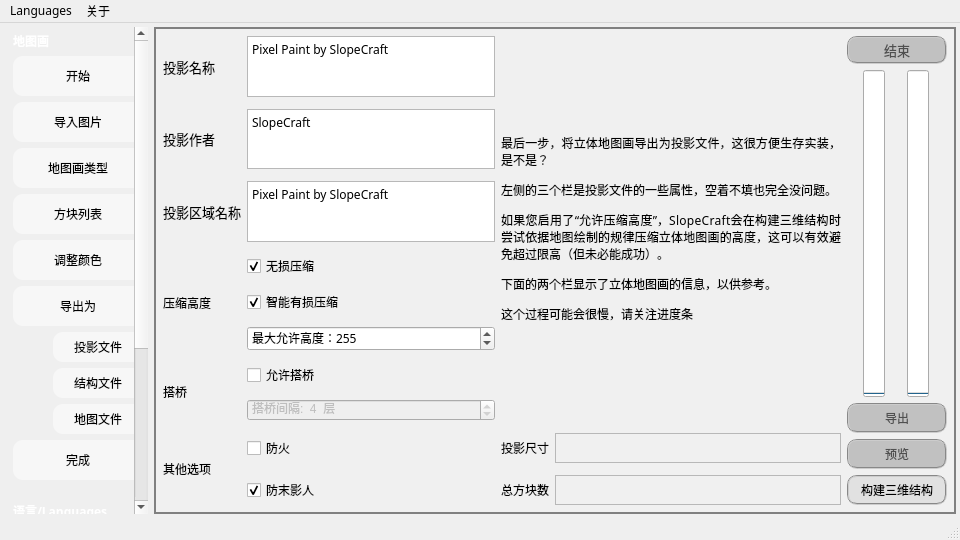
Old version of the form others/mainwindow.ui in the repository SlopeCraft/SlopeCraft.
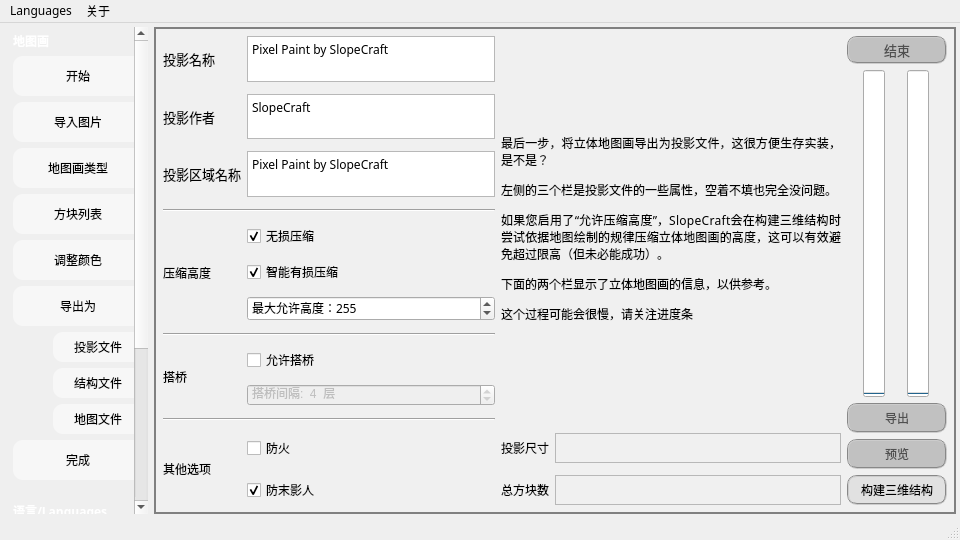
New version of the form. The open tabs and pages were chosen to show the change. Icons and pictures are not drawn.

Patch:
```diff
--- a/others/mainwindow.ui
+++ b/others/mainwindow.ui
@@ -578,7 +578,7 @@
        <enum>QFrame::Plain</enum>
       </property>
       <property name="currentIndex">
-       <number>0</number>
+       <number>5</number>
       </property>
       <widget class="QWidget" name="PageStart">
        <property name="styleSheet">
@@ -2293,85 +2293,15 @@
          <number>9</number>
         </property>
         <item>
-         <layout class="QGridLayout" name="gridLayout_2" rowstretch="0,0,0,0,0,0,0,0,0,0">
+         <layout class="QGridLayout" name="gridLayout_2" rowstretch="0,0,0,0,0,0,0,0,0,0,0,0,0,0">
           <property name="rightMargin">
            <number>0</number>
           </property>
           <property name="verticalSpacing">
            <number>12</number>
           </property>
-          <item row="1" column="0">
-           <widget class="QLabel" name="label_2">
-            <property name="font">
-             <font>
-              <family>微软雅黑</family>
-              <pointsize>10</pointsize>
-             </font>
-            </property>
-            <property name="text">
-             <string>投影作者</string>
-            </property>
-           </widget>
-          </item>
-          <item row="9" column="3">
-           <widget class="QLabel" name="ShowLiteBlocks">
-            <property name="minimumSize">
-             <size>
-              <width>0</width>
-              <height>30</height>
-             </size>
-            </property>
-            <property name="font">
-             <font>
-              <family>微软雅黑</family>
-             </font>
-            </property>
-            <property name="frameShape">
-             <enum>QFrame::StyledPanel</enum>
-            </property>
-            <property name="text">
-             <string/>
-            </property>
-           </widget>
-          </item>
-          <item row="3" column="0" rowspan="3">
-           <widget class="QLabel" name="label_34">
-            <property name="font">
-             <font>
-              <family>微软雅黑</family>
-             </font>
-            </property>
-            <property name="text">
-             <string>压缩高度</string>
-            </property>
-           </widget>
-          </item>
-          <item row="9" column="2">
-           <widget class="QLabel" name="label_5">
-            <property name="font">
-             <font>
-              <family>微软雅黑</family>
-             </font>
-            </property>
-            <property name="text">
-             <string>总方块数</string>
-            </property>
-           </widget>
-          </item>
-          <item row="8" column="2">
-           <widget class="QLabel" name="label_4">
-            <property name="font">
-             <font>
-              <family>微软雅黑</family>
-             </font>
-            </property>
-            <property name="text">
-             <string>投影尺寸</string>
-            </property>
-           </widget>
-          </item>
-          <item row="1" column="1">
-           <widget class="QPlainTextEdit" name="InputAuthor">
+          <item row="0" column="1">
+           <widget class="QPlainTextEdit" name="InputLiteName">
             <property name="sizePolicy">
              <sizepolicy hsizetype="Preferred" vsizetype="Minimum">
               <horstretch>0</horstretch>
@@ -2390,42 +2320,33 @@
              </font>
             </property>
             <property name="plainText">
-             <string>SlopeCraft</string>
+             <string>Pixel Paint by SlopeCraft</string>
+            </property>
+           </widget>
+          </item>
+          <item row="4" column="1">
+           <widget class="QCheckBox" name="AllowNaturalOpti">
+            <property name="font">
+             <font>
+              <family>微软雅黑</family>
+             </font>
+            </property>
+            <property name="text">
+             <string>无损压缩</string>
+            </property>
+            <property name="checked">
+             <bool>true</bool>
+            </property>
+           </widget>
+          </item>
+          <item row="7" column="0" colspan="2">
+           <widget class="Line" name="line_4">
+            <property name="orientation">
+             <enum>Qt::Horizontal</enum>
             </property>
            </widget>
           </item>
           <item row="6" column="1">
-           <widget class="QCheckBox" name="allowGlassBridge">
-            <property name="text">
-             <string>允许搭桥</string>
-            </property>
-           </widget>
-          </item>
-          <item row="8" column="1">
-           <widget class="QCheckBox" name="allowAntiFire">
-            <property name="text">
-             <string>防火</string>
-            </property>
-           </widget>
-          </item>
-          <item row="9" column="1">
-           <widget class="QCheckBox" name="allowAntiEnderman">
-            <property name="text">
-             <string>防末影人</string>
-            </property>
-            <property name="checked">
-             <bool>true</bool>
-            </property>
-           </widget>
-          </item>
-          <item row="6" column="0" rowspan="2">
-           <widget class="QLabel" name="label_37">
-            <property name="text">
-             <string>搭桥</string>
-            </property>
-           </widget>
-          </item>
-          <item row="5" column="1">
            <widget class="QSpinBox" name="maxHeight">
             <property name="enabled">
              <bool>true</bool>
@@ -2458,7 +2379,7 @@
             </property>
            </widget>
           </item>
-          <item row="8" column="3">
+          <item row="12" column="3">
            <widget class="QLabel" name="ShowLiteXYZ">
             <property name="sizePolicy">
              <sizepolicy hsizetype="Expanding" vsizetype="Preferred">
@@ -2485,31 +2406,7 @@
             </property>
            </widget>
           </item>
-          <item row="2" column="1">
-           <widget class="QPlainTextEdit" name="InputRegionName">
-            <property name="sizePolicy">
-             <sizepolicy hsizetype="Preferred" vsizetype="Minimum">
-              <horstretch>0</horstretch>
-              <verstretch>0</verstretch>
-             </sizepolicy>
-            </property>
-            <property name="minimumSize">
-             <size>
-              <width>0</width>
-              <height>30</height>
-             </size>
-            </property>
-            <property name="font">
-             <font>
-              <family>微软雅黑</family>
-             </font>
-            </property>
-            <property name="plainText">
-             <string>Pixel Paint by SlopeCraft</string>
-            </property>
-           </widget>
-          </item>
-          <item row="4" column="1">
+          <item row="5" column="1">
            <widget class="QCheckBox" name="AllowForcedOpti">
             <property name="enabled">
              <bool>true</bool>
@@ -2527,27 +2424,6 @@
             </property>
            </widget>
           </item>
-          <item row="0" column="2" rowspan="8" colspan="2">
-           <widget class="QLabel" name="label_12">
-            <property name="sizePolicy">
-             <sizepolicy hsizetype="Expanding" vsizetype="Expanding">
-              <horstretch>0</horstretch>
-              <verstretch>0</verstretch>
-             </sizepolicy>
-            </property>
-            <property name="font">
-             <font>
-              <family>微软雅黑</family>
-             </font>
-            </property>
-            <property name="text">
-             <string>&lt;html&gt;&lt;head/&gt;&lt;body&gt;&lt;p align=&quot;justify&quot;&gt;最后一步，将立体地图画导出为投影文件，这很方便生存实装，是不是？&lt;/p&gt;&lt;p align=&quot;justify&quot;&gt;左侧的三个栏是投影文件的一些属性，空着不填也完全没问题。&lt;/p&gt;&lt;p align=&quot;justify&quot;&gt;如果您启用了“允许压缩高度”，SlopeCraft会在构建三维结构时尝试依据地图绘制的规律压缩立体地图画的高度，这可以有效避免超过限高（但未必能成功）。&lt;/p&gt;&lt;p align=&quot;justify&quot;&gt;下面的两个栏显示了立体地图画的信息，以供参考。&lt;/p&gt;&lt;p align=&quot;justify&quot;&gt;这个过程可能会很慢，请关注进度条&lt;/p&gt;&lt;/body&gt;&lt;/html&gt;</string>
-            </property>
-            <property name="wordWrap">
-             <bool>true</bool>
-            </property>
-           </widget>
-          </item>
           <item row="0" column="0">
            <widget class="QLabel" name="label_3">
             <property name="font">
@@ -2561,20 +2437,69 @@
             </property>
            </widget>
           </item>
-          <item row="2" column="0">
-           <widget class="QLabel" name="label">
+          <item row="13" column="2">
+           <widget class="QLabel" name="label_5">
             <property name="font">
              <font>
               <family>微软雅黑</family>
-              <pointsize>10</pointsize>
              </font>
             </property>
             <property name="text">
-             <string>投影区域名称</string>
+             <string>总方块数</string>
             </property>
            </widget>
           </item>
-          <item row="7" column="1">
+          <item row="4" column="0" rowspan="3">
+           <widget class="QLabel" name="label_34">
+            <property name="font">
+             <font>
+              <family>微软雅黑</family>
+             </font>
+            </property>
+            <property name="frameShape">
+             <enum>QFrame::NoFrame</enum>
+            </property>
+            <property name="text">
+             <string>压缩高度</string>
+            </property>
+           </widget>
+          </item>
+          <item row="13" column="3">
+           <widget class="QLabel" name="ShowLiteBlocks">
+            <property name="minimumSize">
+             <size>
+              <width>0</width>
+              <height>30</height>
+             </size>
+            </property>
+            <property name="font">
+             <font>
+              <family>微软雅黑</family>
+             </font>
+            </property>
+            <property name="frameShape">
+             <enum>QFrame::StyledPanel</enum>
+            </property>
+            <property name="text">
+             <string/>
+            </property>
+           </widget>
+          </item>
+          <item row="3" column="0" colspan="2">
+           <widget class="Line" name="line_6">
+            <property name="orientation">
+             <enum>Qt::Horizontal</enum>
+            </property>
+           </widget>
+          </item>
+          <item row="12" column="1">
+           <widget class="QCheckBox" name="allowAntiFire">
+            <property name="text">
+             <string>防火</string>
+            </property>
+           </widget>
+          </item>
+          <item row="9" column="1" rowspan="2">
            <widget class="QSpinBox" name="glassBridgeInterval">
             <property name="enabled">
              <bool>false</bool>
@@ -2590,8 +2515,44 @@
             </property>
            </widget>
           </item>
-          <item row="0" column="1">
-           <widget class="QPlainTextEdit" name="InputLiteName">
+          <item row="1" column="1">
+           <widget class="QPlainTextEdit" name="InputAuthor">
+            <property name="sizePolicy">
+             <sizepolicy hsizetype="Preferred" vsizetype="Minimum">
+              <horstretch>0</horstretch>
+              <verstretch>0</verstretch>
+             </sizepolicy>
+            </property>
+            <property name="minimumSize">
+             <size>
+              <width>0</width>
+              <height>30</height>
+             </size>
+            </property>
+            <property name="font">
+             <font>
+              <family>微软雅黑</family>
+             </font>
+            </property>
+            <property name="plainText">
+             <string>SlopeCraft</string>
+            </property>
+           </widget>
+          </item>
+          <item row="12" column="2">
+           <widget class="QLabel" name="label_4">
+            <property name="font">
+             <font>
+              <family>微软雅黑</family>
+             </font>
+            </property>
+            <property name="text">
+             <string>投影尺寸</string>
+            </property>
+           </widget>
+          </item>
+          <item row="2" column="1">
+           <widget class="QPlainTextEdit" name="InputRegionName">
             <property name="sizePolicy">
              <sizepolicy hsizetype="Preferred" vsizetype="Minimum">
               <horstretch>0</horstretch>
@@ -2614,28 +2575,94 @@
             </property>
            </widget>
           </item>
-          <item row="3" column="1">
-           <widget class="QCheckBox" name="AllowNaturalOpti">
+          <item row="8" column="1">
+           <widget class="QCheckBox" name="allowGlassBridge">
+            <property name="text">
+             <string>允许搭桥</string>
+            </property>
+           </widget>
+          </item>
+          <item row="1" column="0">
+           <widget class="QLabel" name="label_2">
             <property name="font">
              <font>
               <family>微软雅黑</family>
+              <pointsize>10</pointsize>
              </font>
             </property>
             <property name="text">
-             <string>无损压缩</string>
+             <string>投影作者</string>
+            </property>
+           </widget>
+          </item>
+          <item row="13" column="1">
+           <widget class="QCheckBox" name="allowAntiEnderman">
+            <property name="text">
+             <string>防末影人</string>
             </property>
             <property name="checked">
              <bool>true</bool>
             </property>
            </widget>
           </item>
-          <item row="8" column="0" rowspan="2">
+          <item row="2" column="0">
+           <widget class="QLabel" name="label">
+            <property name="font">
+             <font>
+              <family>微软雅黑</family>
+              <pointsize>10</pointsize>
+             </font>
+            </property>
+            <property name="text">
+             <string>投影区域名称</string>
+            </property>
+           </widget>
+          </item>
+          <item row="12" column="0" rowspan="2">
            <widget class="QLabel" name="label_38">
+            <property name="frameShape">
+             <enum>QFrame::NoFrame</enum>
+            </property>
             <property name="text">
              <string>其他选项</string>
             </property>
            </widget>
           </item>
+          <item row="8" column="0" rowspan="3">
+           <widget class="QLabel" name="label_37">
+            <property name="text">
+             <string>搭桥</string>
+            </property>
+           </widget>
+          </item>
+          <item row="11" column="0" colspan="2">
+           <widget class="Line" name="line_5">
+            <property name="orientation">
+             <enum>Qt::Horizontal</enum>
+            </property>
+           </widget>
+          </item>
+          <item row="0" column="2" rowspan="12" colspan="2">
+           <widget class="QLabel" name="label_12">
+            <property name="sizePolicy">
+             <sizepolicy hsizetype="Expanding" vsizetype="Expanding">
+              <horstretch>0</horstretch>
+              <verstretch>0</verstretch>
+             </sizepolicy>
+            </property>
+            <property name="font">
+             <font>
+              <family>微软雅黑</family>
+             </font>
+            </property>
+            <property name="text">
+             <string>&lt;html&gt;&lt;head/&gt;&lt;body&gt;&lt;p align=&quot;justify&quot;&gt;最后一步，将立体地图画导出为投影文件，这很方便生存实装，是不是？&lt;/p&gt;&lt;p align=&quot;justify&quot;&gt;左侧的三个栏是投影文件的一些属性，空着不填也完全没问题。&lt;/p&gt;&lt;p align=&quot;justify&quot;&gt;如果您启用了“允许压缩高度”，SlopeCraft会在构建三维结构时尝试依据地图绘制的规律压缩立体地图画的高度，这可以有效避免超过限高（但未必能成功）。&lt;/p&gt;&lt;p align=&quot;justify&quot;&gt;下面的两个栏显示了立体地图画的信息，以供参考。&lt;/p&gt;&lt;p align=&quot;justify&quot;&gt;这个过程可能会很慢，请关注进度条&lt;/p&gt;&lt;/body&gt;&lt;/html&gt;</string>
+            </property>
+            <property name="wordWrap">
+             <bool>true</bool>
+            </property>
+           </widget>
+          </item>
          </layout>
         </item>
         <item>
```
